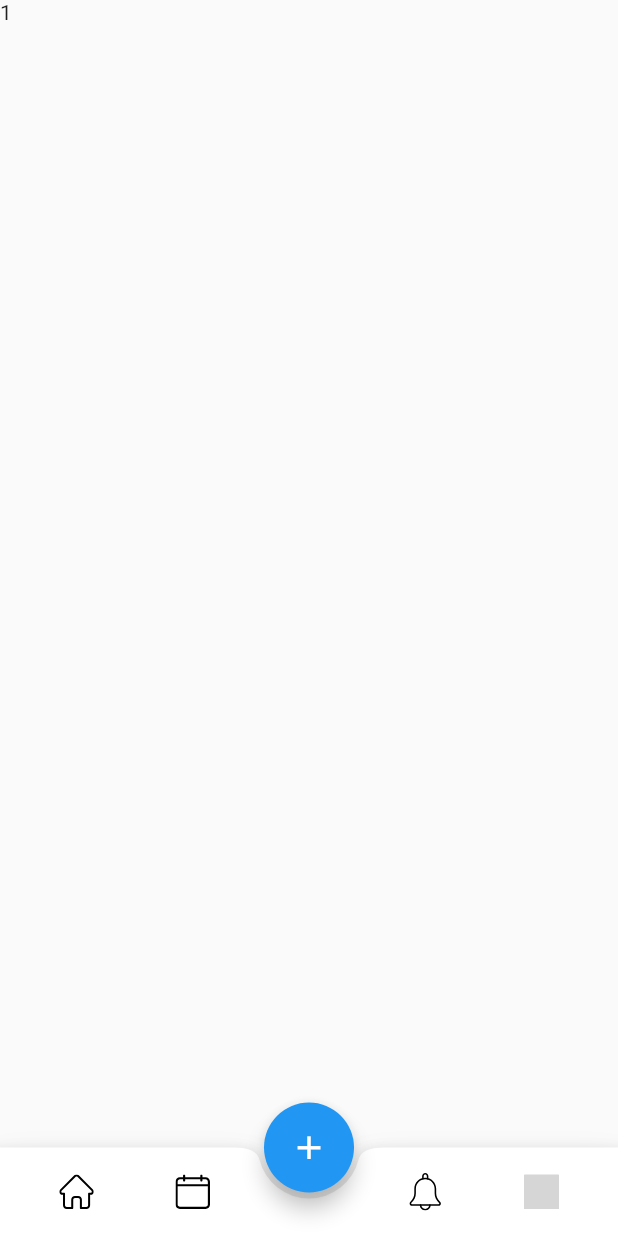
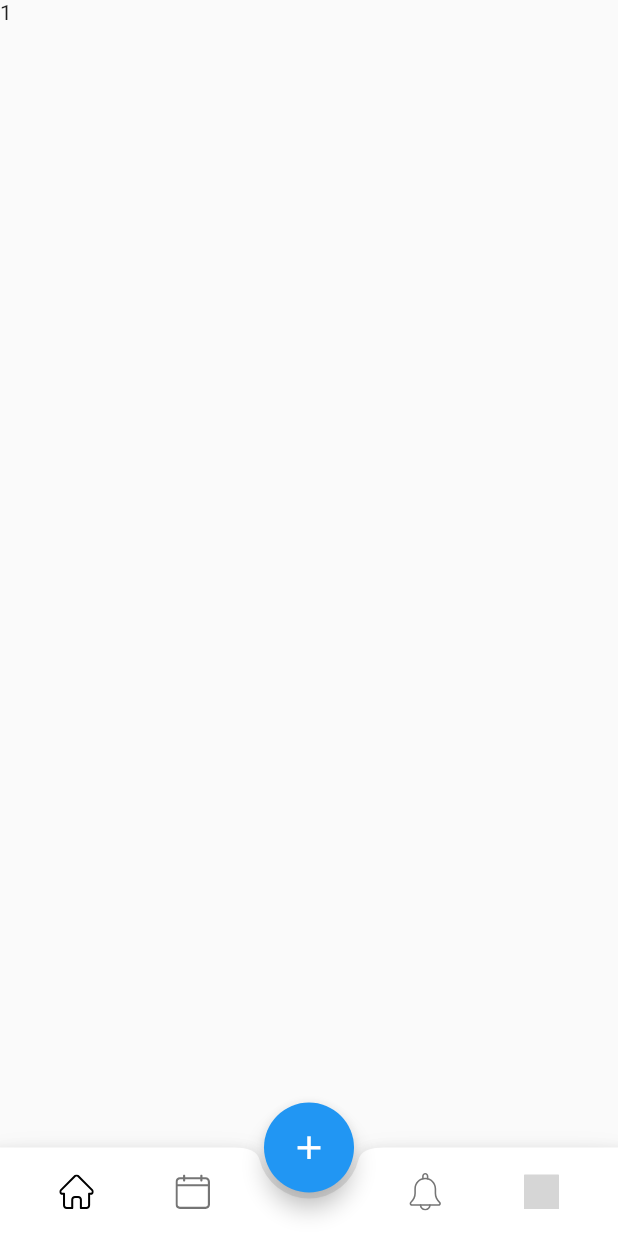
Before and after one commit to hexcodelabs/flight-schedule, a Flutter app: the screen it shows after launch, on a phone screen of 412 x 824 dp. Run offline on Flutter 3.47's test engine with Material 2 defaults, Android fonts, the phone set to English and light mode, and no system bars; our stand-ins replace flutter_svg, ionicons; grey boxes are pictures that could not be loaded.

Commit message:
icon colors change on press

```diff
--- a/lib/screen_selector.dart
+++ b/lib/screen_selector.dart
@@ -13,19 +13,13 @@ class ScreenSelector extends StatefulWidget {
 
 class _ScreenSelectorState extends State<ScreenSelector> {
   int selectedPosition = 0;
-  int _currentIndex = 0;
+
   List<Widget> _screenContainer = [
     HomeScreen(),
     ScheduleScreen(),
     NotificationScreen(),
     ChatScreen()
   ];
-
-  void _onItemTapped(int index) {
-    setState(() {
-      _currentIndex = index;
-    });
-  }
 
   @override
   Widget build(BuildContext context) {
@@ -60,11 +54,34 @@ class _ScreenSelectorState extends State<ScreenSelector> {
             mainAxisAlignment: MainAxisAlignment.spaceBetween,
             children: <Widget>[
               IconButton(
-                icon: SvgPicture.asset(
+                icon: selectedPosition==0?SvgPicture.asset(
                     'images/home.svg',
                   width: 23,
                   height: 23,
+                  color: Colors.black,
+                ):SvgPicture.asset(
+                  'images/home.svg',
+                  width: 23,
+                  height: 23,
+                  color: Colors.grey[600],
                 ),
+                onPressed: (){
+                  setState(() {
+                    selectedPosition = 0;
+                  });
+                },
+                highlightColor: Colors.black,
+                color: Colors.yellow,
+                splashRadius: 25,
+              ),
+              IconButton(
+                icon: selectedPosition==1?SvgPicture.asset('images/calendar.svg',
+                  width: 23,
+                  height: 23,
+                  color: Colors.black,):SvgPicture.asset('images/calendar.svg',
+                  width: 23,
+                  height: 23,
+                  color: Colors.grey[600],),
                 onPressed: (){
                   setState(() {
                     selectedPosition = 1;
@@ -72,10 +89,17 @@ class _ScreenSelectorState extends State<ScreenSelector> {
                 },
                 splashRadius: 25,
               ),
+              SizedBox(width: 48,),
               IconButton(
-                icon: SvgPicture.asset('images/calendar.svg',
-                  width: 23,
-                  height: 23,),
+                icon: selectedPosition==2?SvgPicture.asset('images/bell.svg',
+                  width: 25,
+                  height: 25,
+                  color: Colors.black,
+                ):SvgPicture.asset('images/bell.svg',
+                  width: 25,
+                  height: 25,
+                  color: Colors.grey[600],
+                ),
                 onPressed: (){
                   setState(() {
                     selectedPosition = 2;
@@ -83,26 +107,17 @@ class _ScreenSelectorState extends State<ScreenSelector> {
                 },
                 splashRadius: 25,
               ),
-              SizedBox(width: 48,),
               IconButton(
-                icon: SvgPicture.asset('images/bell.svg',
-                  width: 25,
-                  height: 25,
-                ),
+                icon: selectedPosition==3?SvgPicture.asset('images/chat.svg',
+                  width: 23,
+                  height: 23,
+                  color: Colors.black,):SvgPicture.asset('images/chat.svg',
+                  width: 23,
+                  height: 23,
+                  color: Colors.grey[600],),
                 onPressed: (){
                   setState(() {
                     selectedPosition = 3;
-                  });
-                },
-                splashRadius: 25,
-              ),
-              IconButton(
-                icon: SvgPicture.asset('images/chat.svg',
-                  width: 23,
-                  height: 23,),
-                onPressed: (){
-                  setState(() {
-                    selectedPosition = 0;
                   });
                 },
                 splashRadius: 25,
```
